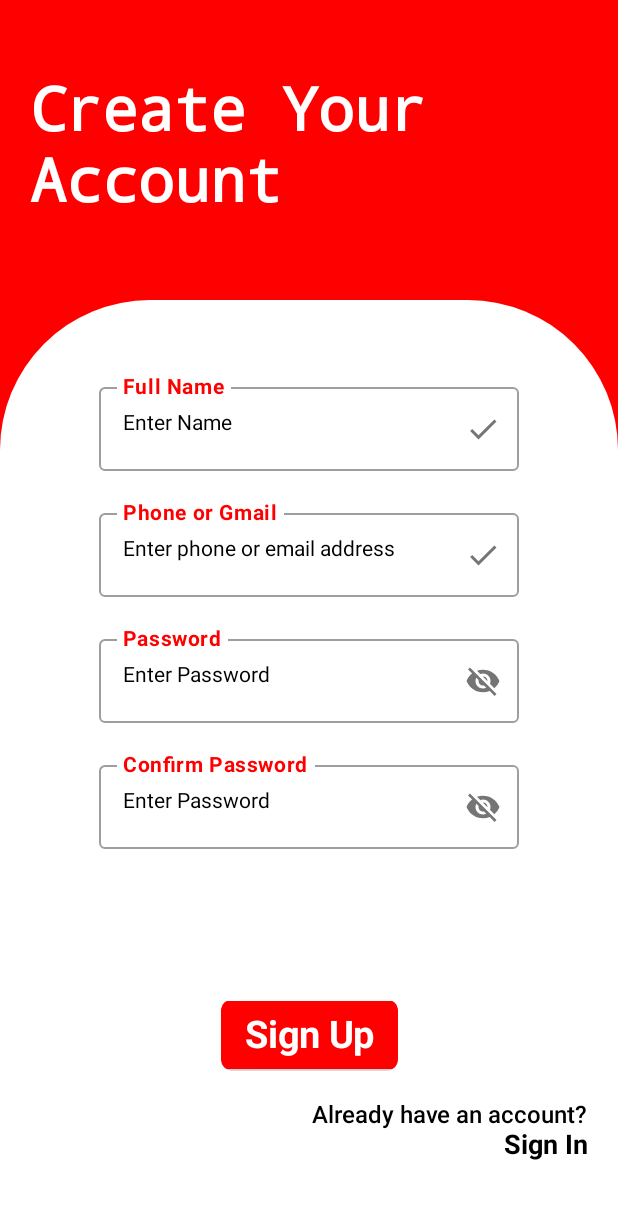
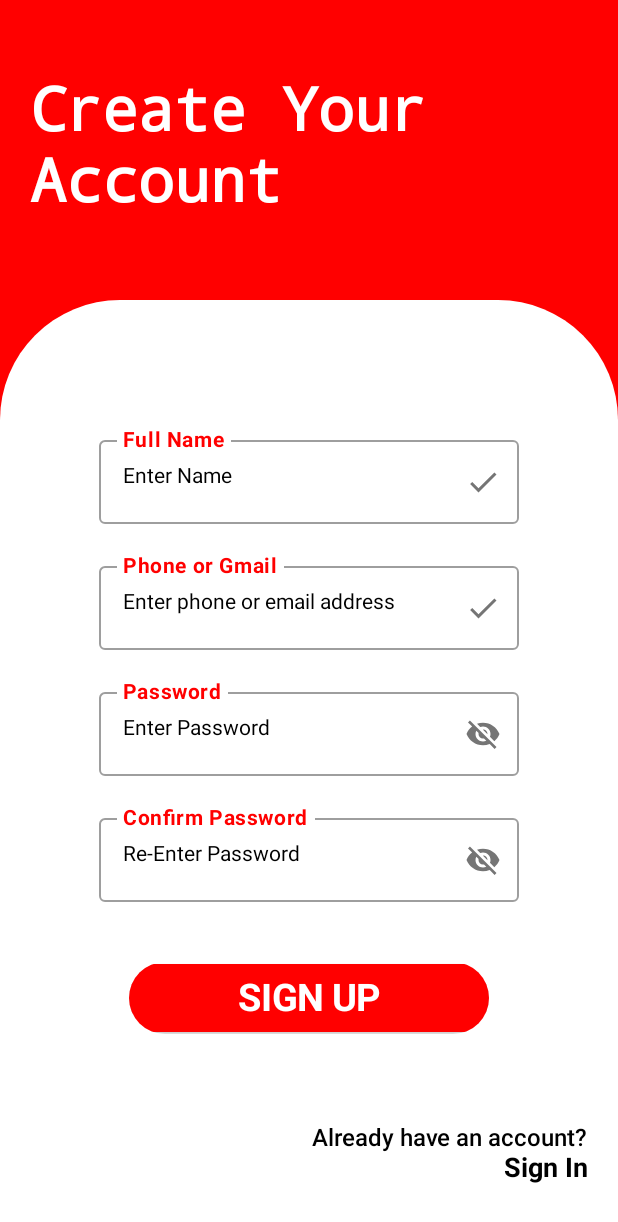
Before and after one commit to KCAUDevClub/NewsAppJetpack, an Android app built with Jetpack Compose: the @Preview function PreviewSignUp, on a phone screen of 412 x 824 dp. Shown: the top 1222 px of the screen. Run offline under Robolectric (Android 15) with nearby library versions, the phone set to English and light mode, and no system bars.

Commit message:
Sign Up page

```diff
--- a/NewsAppJetpack/app/src/main/java/com/example/newsappjetpack/welcome/SignUpView.kt
+++ b/NewsAppJetpack/app/src/main/java/com/example/newsappjetpack/welcome/SignUpView.kt
@@ -12,7 +12,6 @@ import androidx.compose.ui.Alignment
 import androidx.compose.ui.Modifier
 import androidx.compose.ui.draw.clip
 import androidx.compose.ui.graphics.Color
-import androidx.compose.ui.graphics.Outline
 import androidx.compose.ui.res.painterResource
 import androidx.compose.ui.text.AnnotatedString
 import androidx.compose.ui.text.TextStyle
@@ -52,15 +51,17 @@ fun SignUpView() {
         Box(modifier = Modifier.fillMaxWidth()) {
             Column(
                 modifier = Modifier
-                    .clip(RoundedCornerShape(topStart = 100.dp, topEnd = 100.dp))
+                    .clip(RoundedCornerShape(topStart = 80.dp, topEnd = 80.dp))
                     .fillMaxSize()
                     .background(color = Color.White)
                     .padding(20.dp),
                 horizontalAlignment = Alignment.CenterHorizontally,
                 verticalArrangement = Arrangement.Center
             ) {
+
                 // Full name
                 OutlinedTextField(
+                    modifier = Modifier.padding(top = 50.dp),
                     value = "Enter Name",
                     onValueChange = {},
                     label = {
@@ -136,7 +137,7 @@ fun SignUpView() {
                 // Confirm Password
                 Spacer(modifier = Modifier.height(20.dp))
                 OutlinedTextField(
-                    value = "Enter Password",
+                    value = "Re-Enter Password",
                     onValueChange = {},
                     label = {
                         Text(
@@ -159,16 +160,18 @@ fun SignUpView() {
                 )
 
 //            Sign Up Button
-                Spacer(modifier = Modifier.height(100.dp))
+                Spacer(modifier = Modifier.height(40.dp))
                 Button(
                     onClick = { /*TODO*/ },
                     colors = ButtonDefaults.buttonColors(
                         backgroundColor = Color.Red
                     ),
-                    modifier = Modifier.clip(RoundedCornerShape(8.dp))
+                    modifier = Modifier
+                        .width(240.dp)
+                        .clip(RoundedCornerShape(36.dp))
                 ) {
                     Text(
-                        text = "Sign Up",
+                        text = "SIGN UP",
                         style = TextStyle(
                             fontWeight = FontWeight.Bold,
                             fontSize = 25.sp,
@@ -177,7 +180,7 @@ fun SignUpView() {
                     )
                 }
 //                Don't have an account CTA
-                Spacer(modifier = Modifier.height(20.dp))
+                Spacer(modifier = Modifier.height(60.dp))
                 Text(
                     text = "Already have an account?",
                     modifier = Modifier.align(Alignment.End),
```
Also changed, not shown: NewsAppJetpack/app/src/main/java/com/example/newsappjetpack/welcome/OnBoardView.kt (+141 -2 lines), NewsAppJetpack/app/src/main/java/com/example/newsappjetpack/welcome/SignInView.kt (+13 -10 lines), NewsAppJetpack/app/src/main/res/drawable/facebook.png (added), NewsAppJetpack/app/src/main/res/drawable/facebookicon.png (added), NewsAppJetpack/app/src/main/res/drawable/google.png (added), NewsAppJetpack/app/src/main/res/drawable/instagram.png (added), NewsAppJetpack/app/src/main/res/drawable/instaicon.png (added), NewsAppJetpack/app/src/main/res/drawable/kcau_logo.png (added), NewsAppJetpack/app/src/main/res/drawable/twitter.png (added), NewsAppJetpack/app/src/main/res/drawable/twittericon.png (added).
